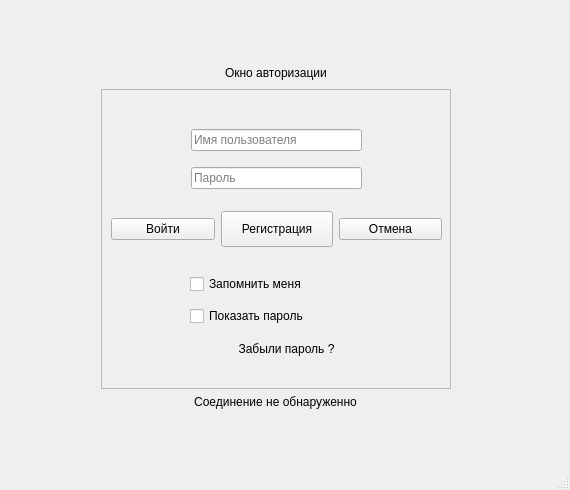
Qt form index.ui (qwembe/pyNotebook) before a commit.
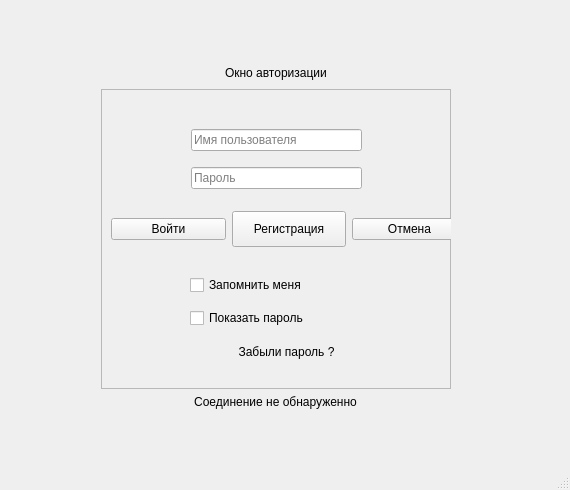
The same form after that commit. The open tabs and pages were chosen to show the change.

Patch:
```diff
--- a/index.ui
+++ b/index.ui
@@ -175,7 +175,7 @@
               <x>89</x>
               <y>179</y>
               <width>193</width>
-              <height>100</height>
+              <height>104</height>
              </rect>
             </property>
             <layout class="QVBoxLayout" name="verticalLayout_3">
@@ -219,7 +219,7 @@
              <rect>
               <x>10</x>
               <y>120</y>
-              <width>331</width>
+              <width>356</width>
               <height>41</height>
              </rect>
             </property>
```
Left out of the diff: 8 changed lines with no effect on the pictures.
